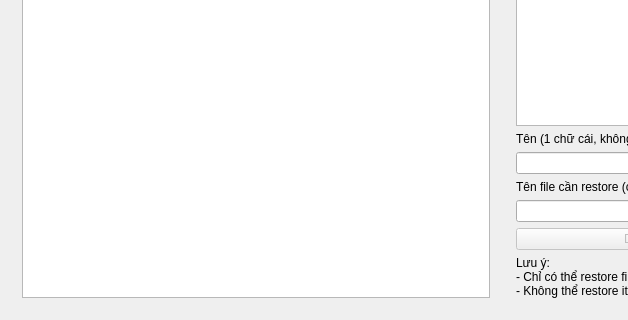
Above: Qt_GUI.ui from m0nters/OS_HCMUS_Lab02-Partition_detection_GUI before the change; both pictures show x 0 to 628 and y 428 to 748 of the 1045 by 748 pixel window. Below: the same form after it.
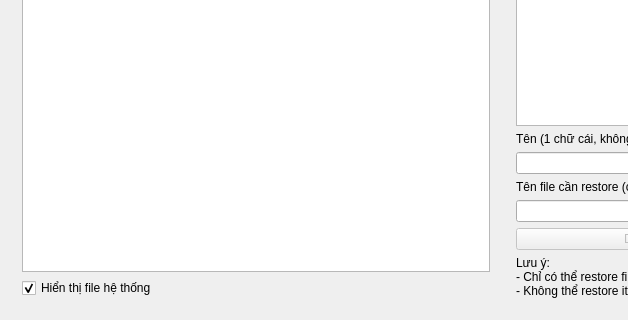
That is the form after the change.

Diff of the .ui file:
```diff
--- a/Qt_GUI.ui
+++ b/Qt_GUI.ui
@@ -41,6 +41,19 @@
           </column>
          </widget>
         </item>
+        <item>
+         <widget class="QCheckBox" name="allow_system_files_checkbox">
+          <property name="enabled">
+           <bool>true</bool>
+          </property>
+          <property name="text">
+           <string>Hiển thị file hệ thống</string>
+          </property>
+          <property name="checked">
+           <bool>true</bool>
+          </property>
+         </widget>
+        </item>
        </layout>
       </widget>
       <widget class="QSplitter" name="right_layout">
```
